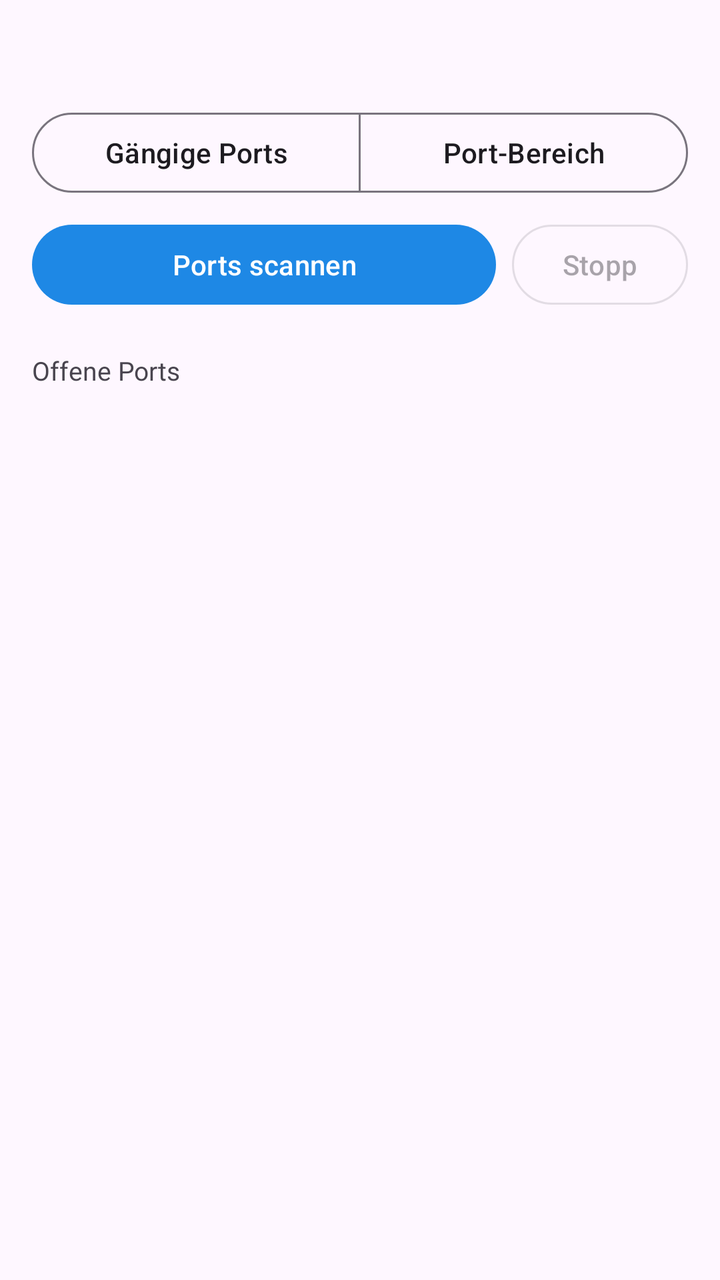
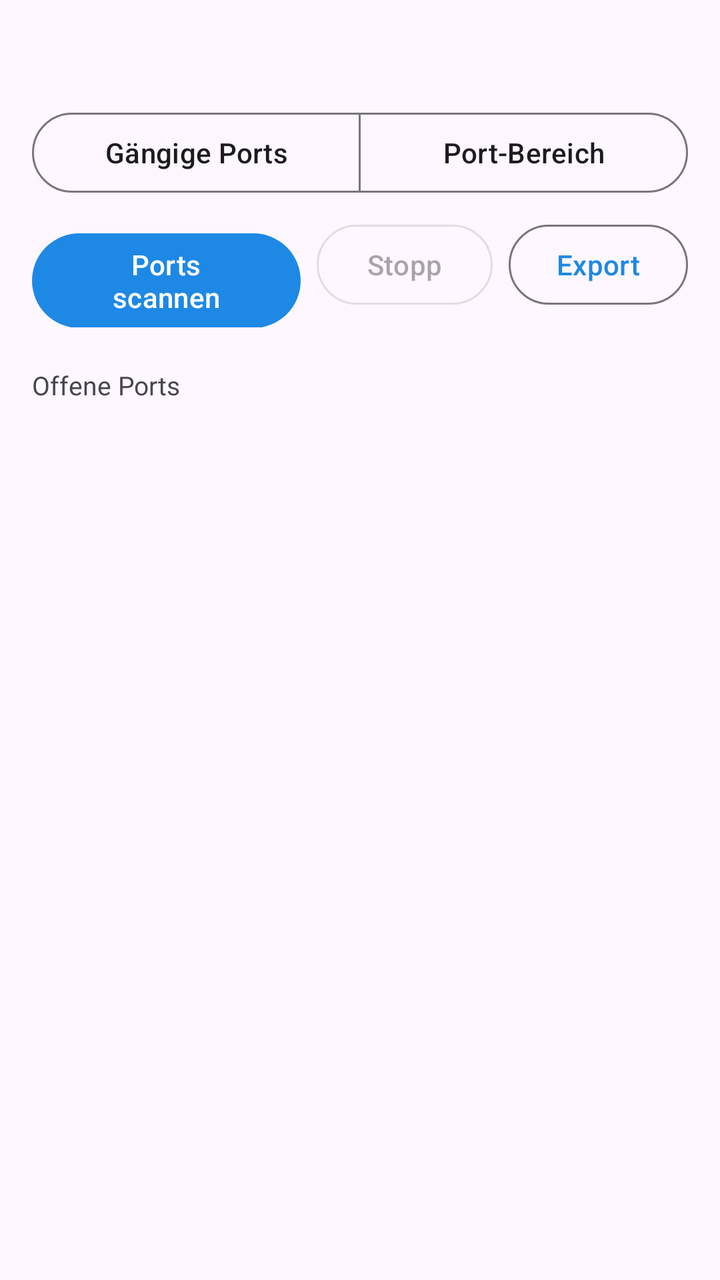

Compare the two renders of this Android layout. The source of the first and the diff that turns it into the second are given below.
<!-- AndroidManifest.xml: application theme Theme.NetAudit -->
<!-- res/layout/activity_portscan.xml -->
<?xml version="1.0" encoding="utf-8"?>
<LinearLayout xmlns:android="http://schemas.android.com/apk/res/android"
    xmlns:app="http://schemas.android.com/apk/res-auto"
    android:layout_width="match_parent"
    android:layout_height="match_parent"
    android:orientation="vertical"
    android:padding="16dp">

    <TextView
        android:id="@+id/targetTitle"
        android:layout_width="match_parent"
        android:layout_height="wrap_content"
        android:textSize="18sp"
        android:textStyle="bold"
        android:fontFamily="monospace" />

    <com.google.android.material.button.MaterialButtonToggleGroup
        android:id="@+id/modeGroup"
        android:layout_width="match_parent"
        android:layout_height="wrap_content"
        android:layout_marginTop="12dp"
        app:singleSelection="true"
        app:selectionRequired="true">

        <com.google.android.material.button.MaterialButton
            android:id="@+id/modeCommon"
            style="@style/Widget.Material3.Button.OutlinedButton"
            android:layout_width="0dp"
            android:layout_weight="1"
            android:layout_height="wrap_content"
            android:text="@string/common_ports" />

        <com.google.android.material.button.MaterialButton
            android:id="@+id/modeRange"
            style="@style/Widget.Material3.Button.OutlinedButton"
            android:layout_width="0dp"
            android:layout_weight="1"
            android:layout_height="wrap_content"
            android:text="@string/port_range" />
    </com.google.android.material.button.MaterialButtonToggleGroup>

    <LinearLayout
        android:id="@+id/rangeRow"
        android:layout_width="match_parent"
        android:layout_height="wrap_content"
        android:orientation="horizontal"
        android:visibility="gone"
        android:layout_marginTop="8dp">

        <com.google.android.material.textfield.TextInputLayout
            android:layout_width="0dp"
            android:layout_weight="1"
            android:layout_height="wrap_content"
            android:hint="von">
            <com.google.android.material.textfield.TextInputEditText
                android:id="@+id/portFrom"
                android:layout_width="match_parent"
                android:layout_height="wrap_content"
                android:inputType="number"
                android:text="1" />
        </com.google.android.material.textfield.TextInputLayout>

        <com.google.android.material.textfield.TextInputLayout
            android:layout_width="0dp"
            android:layout_weight="1"
            android:layout_height="wrap_content"
            android:layout_marginStart="8dp"
            android:hint="bis">
            <com.google.android.material.textfield.TextInputEditText
                android:id="@+id/portTo"
                android:layout_width="match_parent"
                android:layout_height="wrap_content"
                android:inputType="number"
                android:text="1024" />
        </com.google.android.material.textfield.TextInputLayout>
    </LinearLayout>

    <LinearLayout
        android:layout_width="match_parent"
        android:layout_height="wrap_content"
        android:orientation="horizontal"
        android:layout_marginTop="8dp">

        <com.google.android.material.button.MaterialButton
            android:id="@+id/startScan"
            android:layout_width="0dp"
            android:layout_weight="1"
            android:layout_height="wrap_content"
            android:text="@string/scan_ports" />

        <com.google.android.material.button.MaterialButton
            android:id="@+id/stopScan"
            style="@style/Widget.Material3.Button.OutlinedButton"
            android:layout_width="wrap_content"
            android:layout_height="wrap_content"
            android:layout_marginStart="8dp"
            android:enabled="false"
            android:text="@string/stop" />
    </LinearLayout>

    <com.google.android.material.progressindicator.LinearProgressIndicator
        android:id="@+id/portProgress"
        android:layout_width="match_parent"
        android:layout_height="wrap_content"
        android:layout_marginTop="8dp"
        android:visibility="invisible" />

    <TextView
        android:id="@+id/portStatus"
        android:layout_width="match_parent"
        android:layout_height="wrap_content"
        android:layout_marginTop="8dp"
        android:textSize="13sp"
        android:text="@string/open_ports" />

    <androidx.recyclerview.widget.RecyclerView
        android:id="@+id/portList"
        android:layout_width="match_parent"
        android:layout_height="0dp"
        android:layout_weight="1"
        android:layout_marginTop="8dp" />
</LinearLayout>
<!-- resources referenced by this layout -->
<resources>
  <string name="common_ports">Gängige Ports</string>
  <string name="open_ports">Offene Ports</string>
  <string name="port_range">Port-Bereich</string>
  <string name="scan_ports">Ports scannen</string>
  <string name="stop">Stopp</string>
  <style name="Theme.NetAudit" parent="Theme.Material3.DayNight.NoActionBar">
          <item name="colorPrimary">@color/brand_primary</item>
          <item name="colorPrimaryDark">@color/brand_dark</item>
          <item name="colorSecondary">@color/accent</item>
      </style>
  <color name="brand_primary">#1E88E5</color>
  <color name="brand_dark">#0D47A1</color>
  <color name="accent">#00C853</color>
</resources>

<!-- the commit's change to res/layout/activity_portscan.xml (unified diff, before → after) -->
@@ -96,6 +96,14 @@
             android:layout_marginStart="8dp"
             android:enabled="false"
             android:text="@string/stop" />
+
+        <com.google.android.material.button.MaterialButton
+            android:id="@+id/exportPorts"
+            style="@style/Widget.Material3.Button.OutlinedButton"
+            android:layout_width="wrap_content"
+            android:layout_height="wrap_content"
+            android:layout_marginStart="8dp"
+            android:text="@string/export" />
     </LinearLayout>
 
     <com.google.android.material.progressindicator.LinearProgressIndicator
<!-- resource entries referenced after the edit -->
@@ -1,6 +1,7 @@
 <!-- resources referenced by this layout -->
 <resources>
   <string name="common_ports">Gängige Ports</string>
+  <string name="export">Export</string>
   <string name="open_ports">Offene Ports</string>
   <string name="port_range">Port-Bereich</string>
   <string name="scan_ports">Ports scannen</string>
